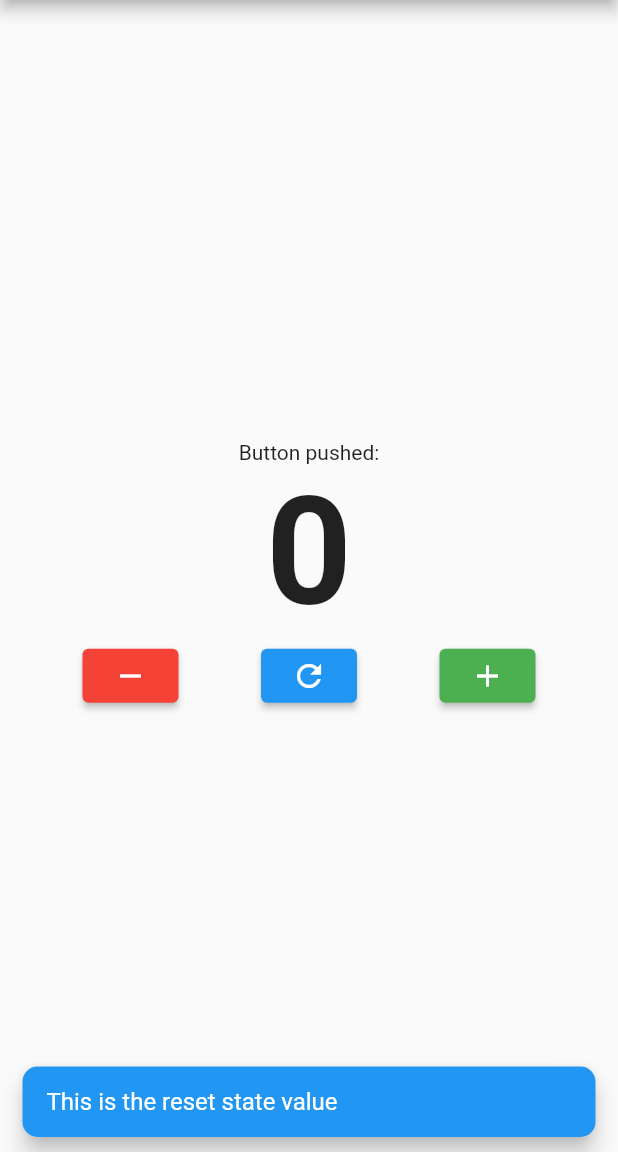
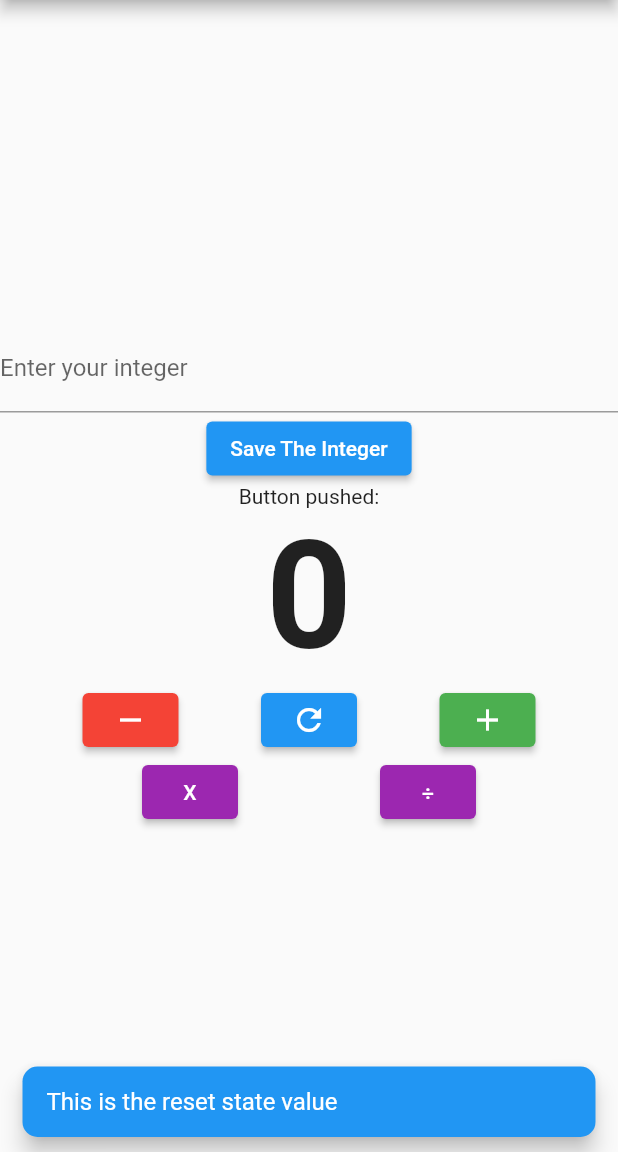
Before and after one commit to MoAfiq/bloc_besquare, a Flutter app: the screen it shows after launch, after a tap on the "remove" icon, after a tap on the "add" icon, on a phone screen of 412 x 824 dp, the part 84-1236 px from its top. Run offline on Flutter 3.47's test engine with Material 2 defaults, Android fonts, the phone set to English and light mode, and no system bars; our stand-ins replace flutter_bloc.

```diff
--- a/lib/main.dart
+++ b/lib/main.dart
@@ -1,9 +1,19 @@
 import 'package:flutter/material.dart';
+import 'package:flutter/services.dart';
 import 'package:flutter_bloc/flutter_bloc.dart';
 import './counter_dart.dart';
+import './multiply_and_divide.dart';
 
 void main() {
-  runApp(MaterialApp(
+  runApp(MyHomePage());
+}
+
+class MyHomePage extends StatelessWidget {
+  const MyHomePage({Key? key}) : super(key: key);
+
+  @override
+  Widget build(BuildContext context) {
+    return MaterialApp(
       title: 'Flutter Demo',
       theme: ThemeData(
           primarySwatch: Colors.blue,
@@ -18,7 +28,8 @@ void main() {
           )),
       home: BlocProvider(
           create: (context) => CounterCubit(), child: const HomePage()),
-  ));
+    );
+  }
 }
 
 class HomePage extends StatefulWidget {
@@ -30,6 +41,33 @@ class HomePage extends StatefulWidget {
 
 class _HomePageState extends State<HomePage> {
   late CounterCubit cubit;
+
+  //saving integer function
+  TextEditingController integerSavedController = new TextEditingController();
+
+  void routingToMultiply(BuildContext context, int input, int state) {
+    //Routing to pages from multiply_and_divide.dart
+    Navigator.push(context, MaterialPageRoute(
+      builder: (BuildContext context) {
+        return MultiplyFunction(
+          input: input,
+          state: state,
+        );
+      },
+    ));
+  }
+
+  void routingToDivision(BuildContext context, int input, int state) {
+    //Routing to pages from multiply_and_divide.dart
+    Navigator.push(context, MaterialPageRoute(
+      builder: (BuildContext context) {
+        return DivideFunction(
+          input: input,
+          state: state,
+        );
+      },
+    ));
+  }
 
   @override
   void didChangeDependencies() {
@@ -70,12 +108,28 @@ class _HomePageState extends State<HomePage> {
             ScaffoldMessenger.of(context).showSnackBar(snackBar3);
           }
         },
-        builder: (BuildContext context, state) {
+        builder: (context, state) {
           return Center(
             child: Column(
               mainAxisAlignment: MainAxisAlignment.center,
               children: [
-                Text(
+                //Receiving the integer input from user
+                TextField(
+                  controller: integerSavedController,
+                  decoration:
+                      new InputDecoration(labelText: 'Enter your integer'),
+                  keyboardType: TextInputType.number,
+                  inputFormatters: <TextInputFormatter>[
+                    FilteringTextInputFormatter.digitsOnly
+                  ],
+                ),
+                ElevatedButton(
+                  onPressed: () {
+                    print(integerSavedController.text);
+                  },
+                  child: const Text('Save The Integer'),
+                ),
+                const Text(
                   'Button pushed:',
                 ),
                 Text(
@@ -127,7 +181,32 @@ class _HomePageState extends State<HomePage> {
                             cubit.increment();
                           },
                           child: const Icon(Icons.add)),
-                    ])
+                    ]),
+                Row(
+                  mainAxisAlignment: MainAxisAlignment.spaceEvenly,
+                  children: [
+                    ElevatedButton(
+                        style: ElevatedButton.styleFrom(
+                          primary: Colors.purple, // background
+                          onPrimary: Colors.white, // foreground
+                        ),
+                        onPressed: () {
+                          int input = int.parse(integerSavedController.text);
+                          routingToMultiply(context, input, state);
+                        },
+                        child: const Text('X')),
+                    ElevatedButton(
+                        style: ElevatedButton.styleFrom(
+                          primary: Colors.purple, // background
+                          onPrimary: Colors.white, // foreground
+                        ),
+                        onPressed: () {
+                          int input = int.parse(integerSavedController.text);
+                          routingToDivision(context, input, state);
+                        },
+                        child: const Text('÷')),
+                  ],
+                )
               ],
             ),
           );
```
Also changed, not shown: lib/multiply_and_divide.dart (added, +83 -0 lines). Lines whose indentation alone changed are shown as unchanged.
